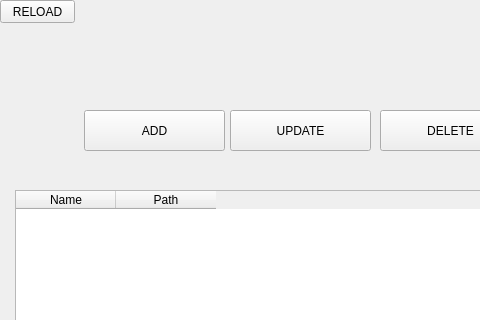
Above: edit.ui from theocesar/Shortcut_App before the change; both pictures show x 0 to 480 and y 0 to 320 of the 576 by 468 pixel window. Below: the same form after it.
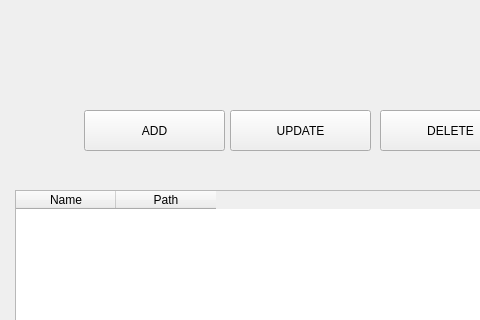
That is the form after the change.

Commit message: Syncronizing the windows; clearing QLineEdits; real-time table reloading in edit window; removing the .exe because it is presenting issues

Patch:
```diff
--- a/edit.ui
+++ b/edit.ui
@@ -75,19 +75,6 @@
     </property>
    </column>
   </widget>
-  <widget class="QPushButton" name="reloadB">
-   <property name="geometry">
-    <rect>
-     <x>0</x>
-     <y>0</y>
-     <width>75</width>
-     <height>23</height>
-    </rect>
-   </property>
-   <property name="text">
-    <string>RELOAD</string>
-   </property>
-  </widget>
  </widget>
  <resources/>
  <connections/>
```
The commit also changes 18 other files.
